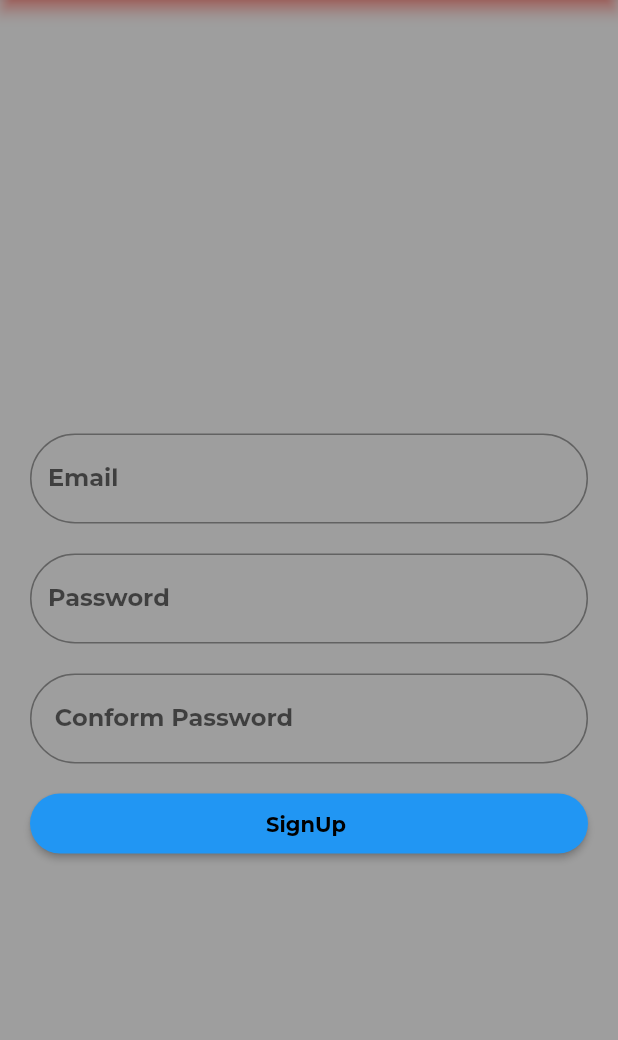
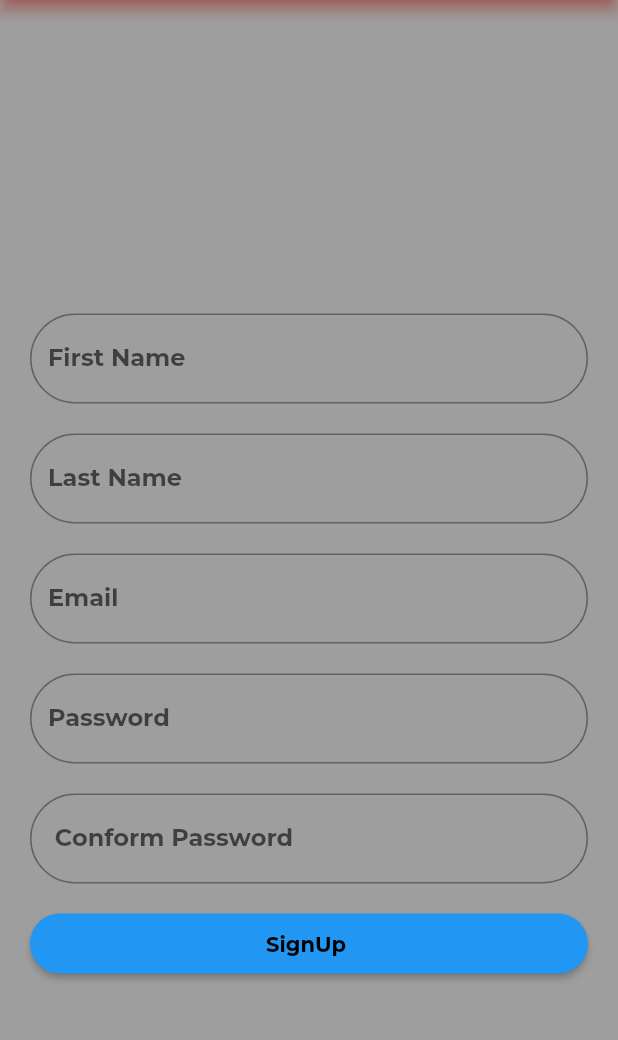
Before and after one commit to Ishworkhadka99123/newassign, a Flutter app: the SignupPage screen opened by its route, on a phone screen of 412 x 824 dp, the part 84-1124 px from its top. Run offline on Flutter 3.47's test engine with Material 2 defaults, Android fonts, the phone set to English and light mode, and no system bars.

Commit message:
changes in Registration page

```diff
--- a/lib/Screen/signup.dart
+++ b/lib/Screen/signup.dart
@@ -21,6 +21,31 @@ class SignupPage extends StatelessWidget {
                 padding: const EdgeInsets.fromLTRB(20, 20, 20, 70),
 
               ),
+               Container(
+                padding: const EdgeInsets.fromLTRB(20, 20, 20, 0),
+                child: TextField(
+                  decoration: InputDecoration(
+                    border: OutlineInputBorder(
+                      borderRadius: BorderRadius.circular(90.0),
+                    ),
+                    labelText: 'First Name',
+                  ),
+                ),
+              ),
+
+               Container(
+                padding: const EdgeInsets.fromLTRB(20, 20, 20, 0),
+                child: TextField(
+                  decoration: InputDecoration(
+                    border: OutlineInputBorder(
+                      borderRadius: BorderRadius.circular(90.0),
+                    ),
+                    labelText: 'Last Name',
+                  ),
+                ),
+              ),
+
+
               Container(
                 padding: const EdgeInsets.fromLTRB(20, 20, 20, 0),
                 child: TextField(
```
